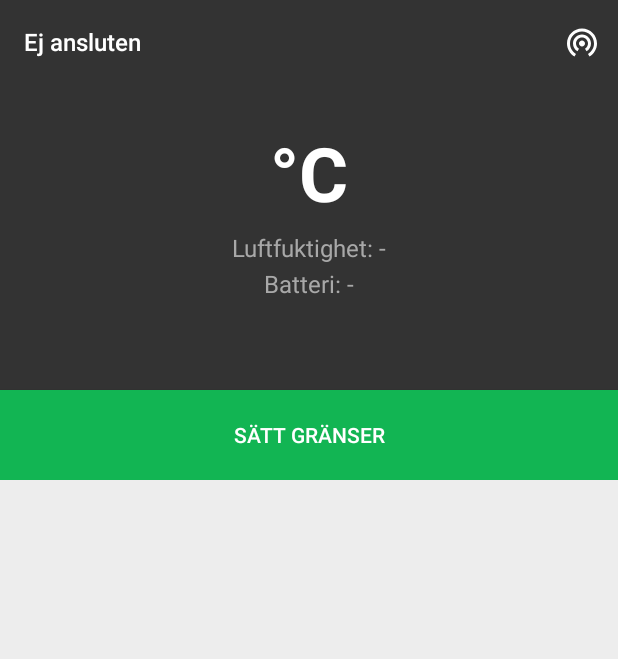
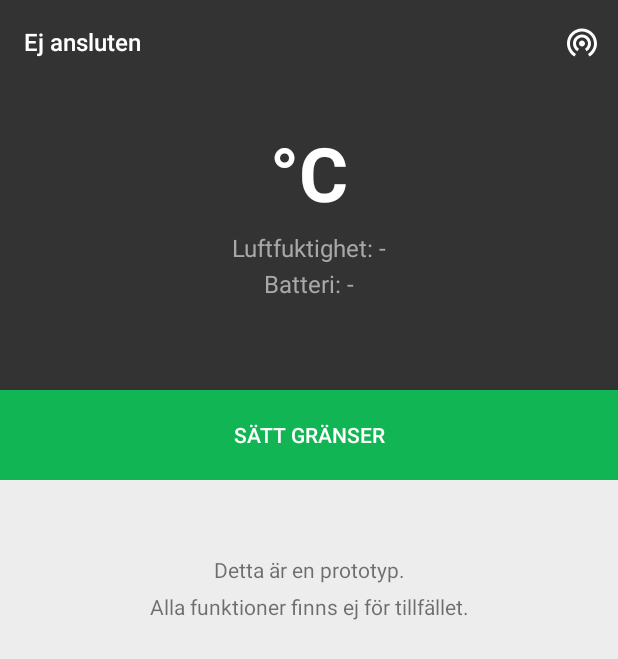
Before and after one commit to Frewacom/CaliditasAndroid, an Android app: the screen it shows after launch (MainActivity), on a phone screen of 412 x 824 dp. Shown: the top 659 px of the screen. Run offline under Robolectric (Android 15) with nearby library versions, the phone set to English and light mode, and no system bars.

Commit message:
Finished prototype

```diff
--- a/app/src/main/java/com/example/fredrik/caliditas/MainActivity.java
+++ b/app/src/main/java/com/example/fredrik/caliditas/MainActivity.java
@@ -52,6 +52,10 @@ public class MainActivity extends AppCompatActivity {
         super.onCreate(savedInstanceState);
         setContentView(R.layout.activity_main);
 
+        if (getIntent().getIntExtra("notification", 0) != 0) {
+            hasSentNotification = false;
+        }
+
         temperature = (TextView) findViewById(R.id.temperature);
         humidity = (TextView) findViewById(R.id.humidity);
         battery = (TextView) findViewById(R.id.battery);
@@ -90,6 +94,7 @@ public class MainActivity extends AppCompatActivity {
     private void createNotification(String title, String message) {
         // Create an Intent for the activity you want to start
         Intent resultIntent = new Intent(this, MainActivity.class);
+        resultIntent.putExtra("notification", 1);
         // Create the TaskStackBuilder and add the intent, which inflates the back stack
         TaskStackBuilder stackBuilder = TaskStackBuilder.create(this);
         stackBuilder.addNextIntentWithParentStack(resultIntent);
--- a/app/src/main/res/layout/activity_main.xml
+++ b/app/src/main/res/layout/activity_main.xml
@@ -96,6 +96,23 @@
 
             </LinearLayout>
 
+            <TextView
+                android:id="@+id/textView6"
+                android:layout_width="match_parent"
+                android:layout_height="wrap_content"
+                android:layout_marginTop="50dp"
+                android:text="Detta är en prototyp."
+                android:textAlignment="center" />
+
+            <TextView
+                android:id="@+id/textView7"
+                android:layout_width="match_parent"
+                android:layout_height="wrap_content"
+                android:layout_marginTop="5dp"
+                android:text="Alla funktioner finns ej för tillfället."
+                android:textAlignment="center" />
+
         </LinearLayout>
+
     </ScrollView>
 </android.support.constraint.ConstraintLayout>
```
Also changed, not shown: app/src/main/java/com/example/fredrik/caliditas/LimitActivity.java (+16 -22 lines).
